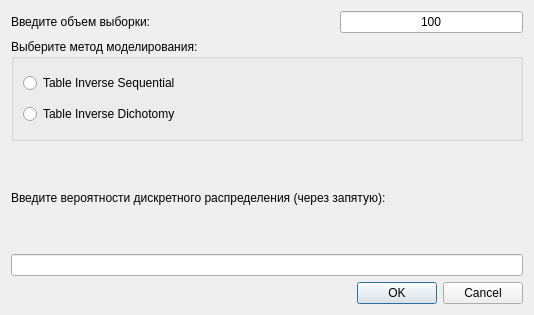
braubergiag/ModelDistribution, file dialog_model.ui: the form before one commit.
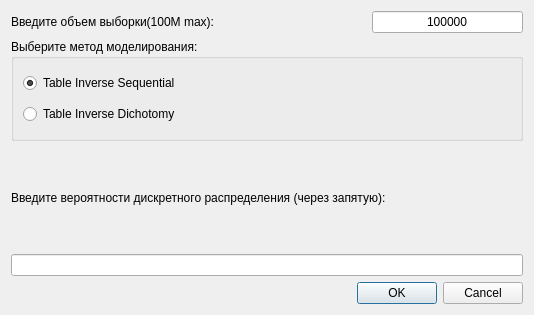
The form after the commit.

Diff of the .ui file:
```diff
--- a/dialog_model.ui
+++ b/dialog_model.ui
@@ -19,7 +19,7 @@
      <item>
       <widget class="QLabel" name="label">
        <property name="text">
-        <string>Введите объем выборки:</string>
+        <string>Введите объем выборки(100M max):</string>
        </property>
       </widget>
      </item>
@@ -39,7 +39,7 @@
      <item>
       <widget class="QLineEdit" name="lbSampleSize">
        <property name="text">
-        <string>100</string>
+        <string>100000</string>
        </property>
        <property name="alignment">
         <set>Qt::AlignCenter</set>
@@ -59,6 +59,9 @@
         <property name="text">
          <string>Table Inverse Sequential</string>
         </property>
+        <property name="checked">
+         <bool>true</bool>
+        </property>
        </widget>
       </item>
       <item>
```
Left out of the diff: 9 changed lines with no effect on the pictures.
